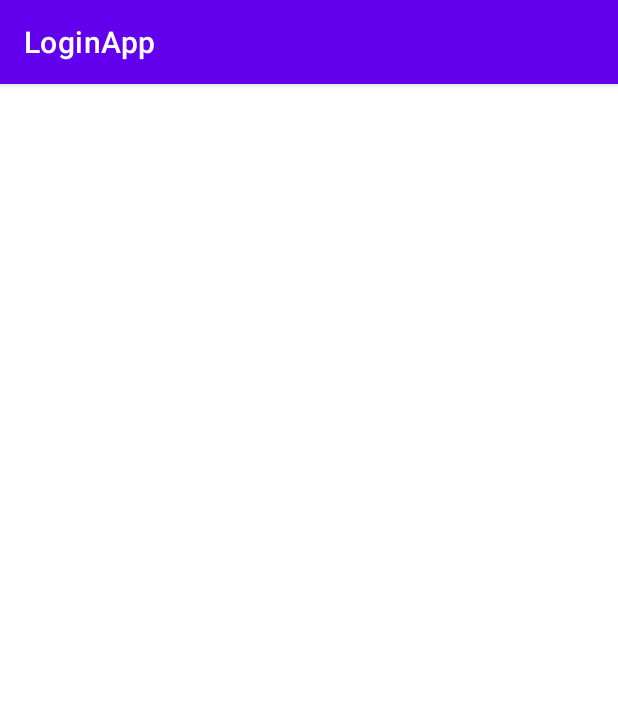
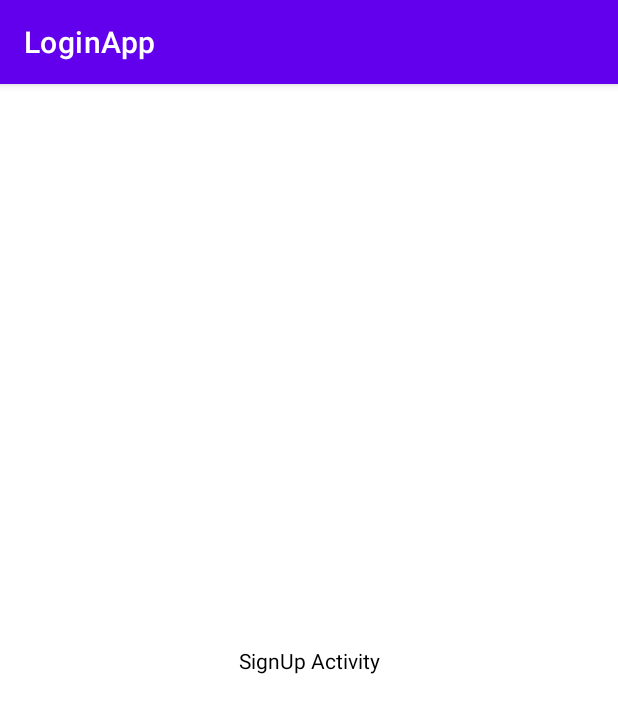
Before and after one commit to harsha-vardhan-reddy-07/LoginApp, an Android app: the SignUpActivity screen opened directly, with no data from a screen before it, on a phone screen of 412 x 824 dp. Shown: the top 713 px of the screen. Run offline under Robolectric (Android 15) with nearby library versions, the phone set to English and light mode, and no system bars.

Commit message:
Initial activity arranged

```diff
--- a/app/src/main/res/layout/activity_sign_up.xml
+++ b/app/src/main/res/layout/activity_sign_up.xml
@@ -4,6 +4,17 @@
     xmlns:tools="http://schemas.android.com/tools"
     android:layout_width="match_parent"
     android:layout_height="match_parent"
-    tools:context=".SignUpActivity">
+    tools:context=".SignUpActivity"
+    android:background="@color/white">
+
+    <TextView
+        android:layout_width="wrap_content"
+        android:layout_height="wrap_content"
+        app:layout_constraintLeft_toLeftOf="parent"
+        app:layout_constraintBottom_toBottomOf="parent"
+        app:layout_constraintTop_toTopOf="parent"
+        app:layout_constraintRight_toRightOf="parent"
+        android:text="@string/signup_activity"
+        android:textColor="@color/black"/>
 
 </androidx.constraintlayout.widget.ConstraintLayout>
--- a/app/src/main/res/values/strings.xml
+++ b/app/src/main/res/values/strings.xml
@@ -2,4 +2,5 @@
     <string name="app_name">LoginApp</string>
     <string name="animations_will_be_added_later">Animations will be added later</string>
     <string name="get_started">Get Started</string>
+    <string name="signup_activity">SignUp Activity</string>
 </resources>
```
Also changed, not shown: app/src/main/res/layout/activity_main.xml (+5 -3 lines).
